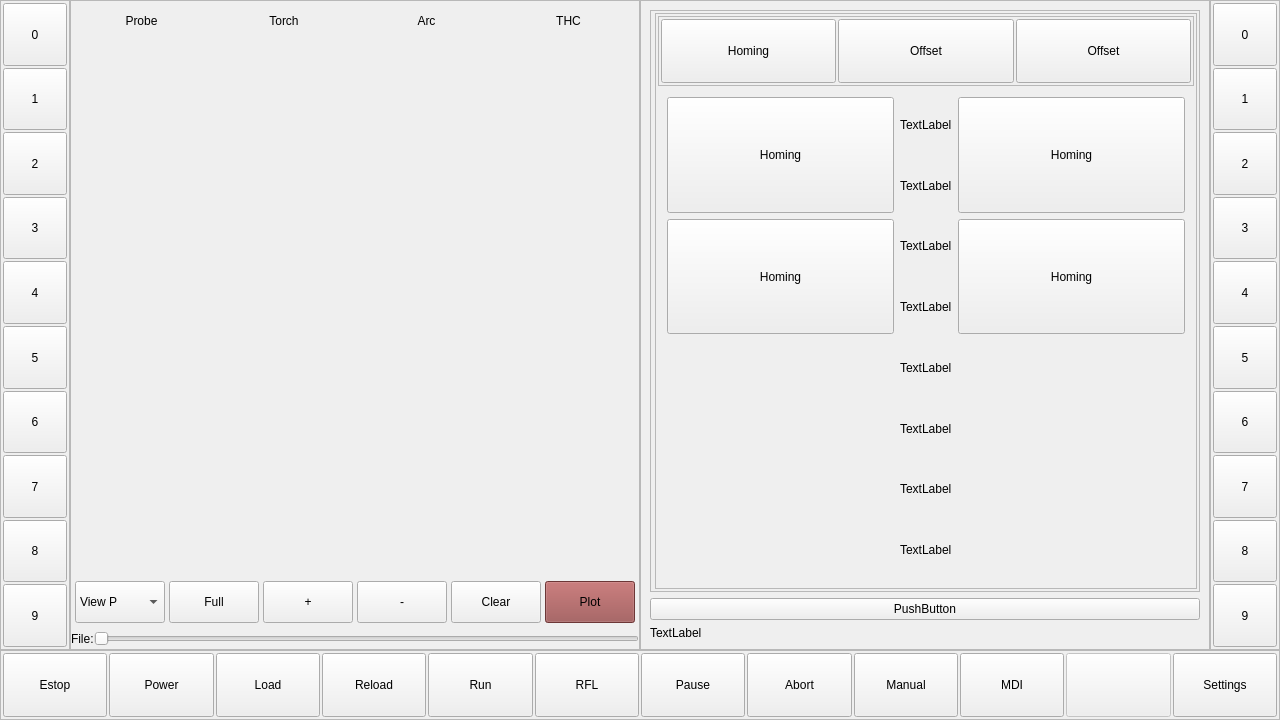
The window that qtgui/qtgui.ui (daiman444/lcnc29_lpt_qtplasma) describes before a commit, drawn with Qt 5.
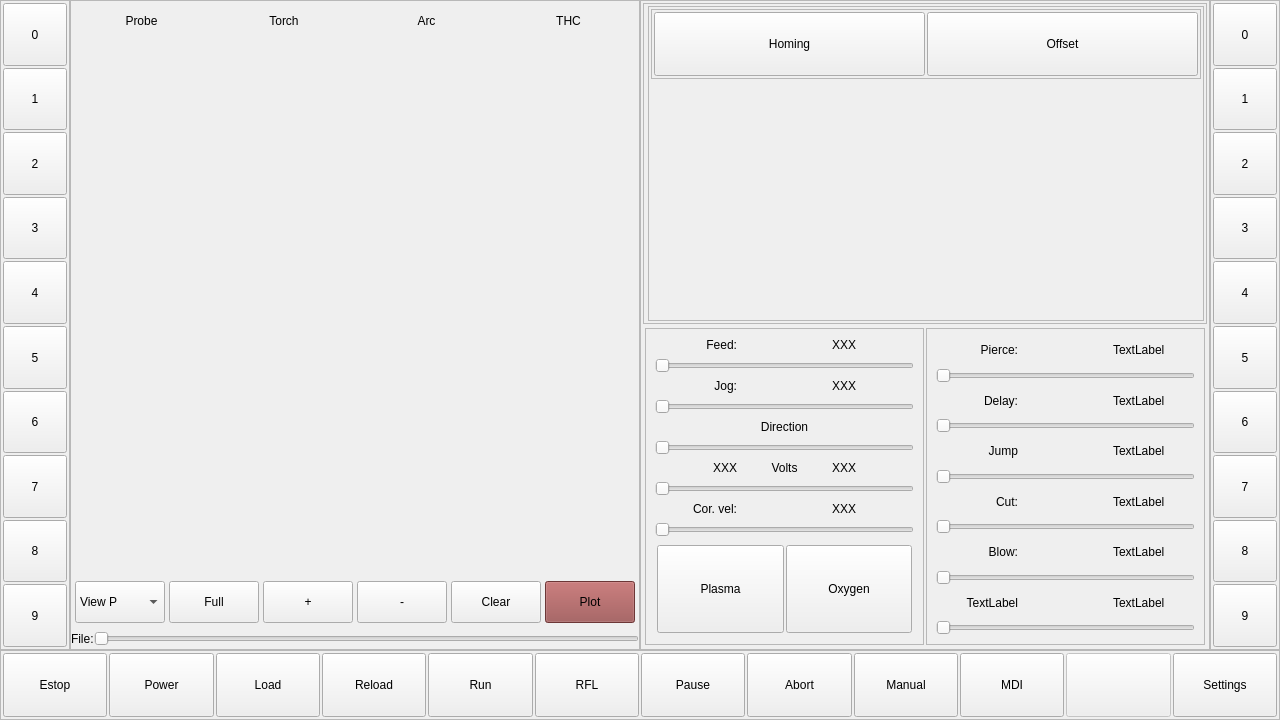
The same window after the commit. The open tabs and pages were chosen to show the change. Custom widgets are drawn as their Qt base class.

Commit message: added vidgets for feed and other settings

Diff of the .ui file:
```diff
--- a/qtgui/qtgui.ui
+++ b/qtgui/qtgui.ui
@@ -973,18 +973,413 @@
               <enum>QFrame::Raised</enum>
              </property>
              <layout class="QGridLayout" name="gridLayout_3">
+              <property name="leftMargin">
+               <number>2</number>
+              </property>
+              <property name="topMargin">
+               <number>2</number>
+              </property>
+              <property name="rightMargin">
+               <number>2</number>
+              </property>
+              <property name="bottomMargin">
+               <number>2</number>
+              </property>
+              <property name="spacing">
+               <number>2</number>
+              </property>
               <item row="1" column="0">
-               <widget class="QPushButton" name="pushButton">
-                <property name="text">
-                 <string>PushButton</string>
-                </property>
-               </widget>
-              </item>
-              <item row="2" column="0">
-               <widget class="QLabel" name="label_2">
-                <property name="text">
-                 <string>TextLabel</string>
-                </property>
+               <widget class="QStackedWidget" name="stackedWidget_2">
+                <widget class="QWidget" name="page_6">
+                 <layout class="QHBoxLayout" name="horizontalLayout_9" stretch="0,0">
+                  <property name="spacing">
+                   <number>2</number>
+                  </property>
+                  <property name="leftMargin">
+                   <number>2</number>
+                  </property>
+                  <property name="topMargin">
+                   <number>2</number>
+                  </property>
+                  <property name="rightMargin">
+                   <number>2</number>
+                  </property>
+                  <property name="bottomMargin">
+                   <number>2</number>
+                  </property>
+                  <item>
+                   <widget class="QFrame" name="frame_5">
+                    <property name="frameShape">
+                     <enum>QFrame::StyledPanel</enum>
+                    </property>
+                    <property name="frameShadow">
+                     <enum>QFrame::Raised</enum>
+                    </property>
+                    <layout class="QGridLayout" name="gridLayout_7">
+                     <item row="10" column="0" colspan="3">
+                      <widget class="Slider" name="slider">
+                       <property name="maximum">
+                        <number>100</number>
+                       </property>
+                       <property name="orientation">
+                        <enum>Qt::Horizontal</enum>
+                       </property>
+                      </widget>
+                     </item>
+                     <item row="12" column="0" colspan="3">
+                      <widget class="QSlider" name="horizontalSlider_5">
+                       <property name="orientation">
+                        <enum>Qt::Horizontal</enum>
+                       </property>
+                      </widget>
+                     </item>
+                     <item row="4" column="0" colspan="3">
+                      <widget class="QSlider" name="horizontalSlider_4">
+                       <property name="orientation">
+                        <enum>Qt::Horizontal</enum>
+                       </property>
+                      </widget>
+                     </item>
+                     <item row="2" column="0" colspan="3">
+                      <widget class="QSlider" name="horizontalSlider_2">
+                       <property name="orientation">
+                        <enum>Qt::Horizontal</enum>
+                       </property>
+                      </widget>
+                     </item>
+                     <item row="11" column="0">
+                      <widget class="QLabel" name="label_12">
+                       <property name="text">
+                        <string>Cor. vel:</string>
+                       </property>
+                       <property name="alignment">
+                        <set>Qt::AlignRight|Qt::AlignTrailing|Qt::AlignVCenter</set>
+                       </property>
+                      </widget>
+                     </item>
+                     <item row="9" column="2">
+                      <widget class="QLabel" name="label_9">
+                       <property name="text">
+                        <string>XXX</string>
+                       </property>
+                       <property name="alignment">
+                        <set>Qt::AlignLeading|Qt::AlignLeft|Qt::AlignVCenter</set>
+                       </property>
+                      </widget>
+                     </item>
+                     <item row="15" column="0" colspan="3">
+                      <widget class="QFrame" name="frame_7">
+                       <property name="frameShape">
+                        <enum>QFrame::NoFrame</enum>
+                       </property>
+                       <property name="frameShadow">
+                        <enum>QFrame::Raised</enum>
+                       </property>
+                       <layout class="QHBoxLayout" name="horizontalLayout_10">
+                        <property name="spacing">
+                         <number>2</number>
+                        </property>
+                        <property name="leftMargin">
+                         <number>2</number>
+                        </property>
+                        <property name="topMargin">
+                         <number>2</number>
+                        </property>
+                        <property name="rightMargin">
+                         <number>2</number>
+                        </property>
+                        <property name="bottomMargin">
+                         <number>2</number>
+                        </property>
+                        <item>
+                         <widget class="QPushButton" name="pb_bottom_28">
+                          <property name="sizePolicy">
+                           <sizepolicy hsizetype="Expanding" vsizetype="Expanding">
+                            <horstretch>0</horstretch>
+                            <verstretch>0</verstretch>
+                           </sizepolicy>
+                          </property>
+                          <property name="text">
+                           <string>Plasma</string>
+                          </property>
+                         </widget>
+                        </item>
+                        <item>
+                         <widget class="QPushButton" name="pb_bottom_27">
+                          <property name="sizePolicy">
+                           <sizepolicy hsizetype="Expanding" vsizetype="Expanding">
+                            <horstretch>0</horstretch>
+                            <verstretch>0</verstretch>
+                           </sizepolicy>
+                          </property>
+                          <property name="text">
+                           <string>Oxygen</string>
+                          </property>
+                         </widget>
+                        </item>
+                       </layout>
+                      </widget>
+                     </item>
+                     <item row="0" column="2">
+                      <widget class="QLabel" name="label_3">
+                       <property name="text">
+                        <string>XXX</string>
+                       </property>
+                      </widget>
+                     </item>
+                     <item row="11" column="2">
+                      <widget class="QLabel" name="label_14">
+                       <property name="text">
+                        <string>XXX</string>
+                       </property>
+                      </widget>
+                     </item>
+                     <item row="3" column="2">
+                      <widget class="QLabel" name="label_6">
+                       <property name="text">
+                        <string>XXX</string>
+                       </property>
+                      </widget>
+                     </item>
+                     <item row="9" column="0">
+                      <widget class="QLabel" name="label_7">
+                       <property name="text">
+                        <string>XXX</string>
+                       </property>
+                       <property name="alignment">
+                        <set>Qt::AlignRight|Qt::AlignTrailing|Qt::AlignVCenter</set>
+                       </property>
+                      </widget>
+                     </item>
+                     <item row="7" column="1">
+                      <widget class="QLabel" name="label_17">
+                       <property name="text">
+                        <string>Direction</string>
+                       </property>
+                       <property name="alignment">
+                        <set>Qt::AlignCenter</set>
+                       </property>
+                      </widget>
+                     </item>
+                     <item row="0" column="0">
+                      <widget class="QLabel" name="label">
+                       <property name="text">
+                        <string>Feed:</string>
+                       </property>
+                       <property name="alignment">
+                        <set>Qt::AlignRight|Qt::AlignTrailing|Qt::AlignVCenter</set>
+                       </property>
+                      </widget>
+                     </item>
+                     <item row="9" column="1">
+                      <widget class="QLabel" name="label_8">
+                       <property name="text">
+                        <string>Volts</string>
+                       </property>
+                       <property name="alignment">
+                        <set>Qt::AlignCenter</set>
+                       </property>
+                      </widget>
+                     </item>
+                     <item row="3" column="0">
+                      <widget class="QLabel" name="label_5">
+                       <property name="text">
+                        <string>Jog:</string>
+                       </property>
+                       <property name="alignment">
+                        <set>Qt::AlignRight|Qt::AlignTrailing|Qt::AlignVCenter</set>
+                       </property>
+                      </widget>
+                     </item>
+                     <item row="0" column="1">
+                      <widget class="QLabel" name="label_11">
+                       <property name="text">
+                        <string/>
+                       </property>
+                       <property name="alignment">
+                        <set>Qt::AlignCenter</set>
+                       </property>
+                      </widget>
+                     </item>
+                     <item row="8" column="0" colspan="3">
+                      <widget class="QSlider" name="horizontalSlider_6">
+                       <property name="orientation">
+                        <enum>Qt::Horizontal</enum>
+                       </property>
+                      </widget>
+                     </item>
+                    </layout>
+                   </widget>
+                  </item>
+                  <item>
+                   <widget class="QFrame" name="frame_6">
+                    <property name="frameShape">
+                     <enum>QFrame::StyledPanel</enum>
+                    </property>
+                    <property name="frameShadow">
+                     <enum>QFrame::Raised</enum>
+                    </property>
+                    <layout class="QGridLayout" name="gridLayout_8">
+                     <item row="0" column="1">
+                      <widget class="QLabel" name="label_4">
+                       <property name="text">
+                        <string/>
+                       </property>
+                       <property name="alignment">
+                        <set>Qt::AlignCenter</set>
+                       </property>
+                      </widget>
+                     </item>
+                     <item row="1" column="0" colspan="3">
+                      <widget class="QSlider" name="horizontalSlider_3">
+                       <property name="orientation">
+                        <enum>Qt::Horizontal</enum>
+                       </property>
+                      </widget>
+                     </item>
+                     <item row="0" column="0">
+                      <widget class="QLabel" name="label_2">
+                       <property name="text">
+                        <string>Pierce:</string>
+                       </property>
+                       <property name="alignment">
+                        <set>Qt::AlignRight|Qt::AlignTrailing|Qt::AlignVCenter</set>
+                       </property>
+                      </widget>
+                     </item>
+                     <item row="2" column="0">
+                      <widget class="QLabel" name="label_16">
+                       <property name="text">
+                        <string>Delay:</string>
+                       </property>
+                       <property name="alignment">
+                        <set>Qt::AlignRight|Qt::AlignTrailing|Qt::AlignVCenter</set>
+                       </property>
+                      </widget>
+                     </item>
+                     <item row="9" column="0" colspan="3">
+                      <widget class="QSlider" name="horizontalSlider_10">
+                       <property name="orientation">
+                        <enum>Qt::Horizontal</enum>
+                       </property>
+                      </widget>
+                     </item>
+                     <item row="5" column="0" colspan="3">
+                      <widget class="QSlider" name="horizontalSlider_8">
+                       <property name="orientation">
+                        <enum>Qt::Horizontal</enum>
+                       </property>
+                      </widget>
+                     </item>
+                     <item row="0" column="2">
+                      <widget class="QLabel" name="label_15">
+                       <property name="text">
+                        <string>TextLabel</string>
+                       </property>
+                      </widget>
+                     </item>
+                     <item row="7" column="0" colspan="3">
+                      <widget class="QSlider" name="horizontalSlider_9">
+                       <property name="orientation">
+                        <enum>Qt::Horizontal</enum>
+                       </property>
+                      </widget>
+                     </item>
+                     <item row="6" column="0">
+                      <widget class="QLabel" name="label_19">
+                       <property name="text">
+                        <string>Cut:</string>
+                       </property>
+                       <property name="alignment">
+                        <set>Qt::AlignRight|Qt::AlignTrailing|Qt::AlignVCenter</set>
+                       </property>
+                      </widget>
+                     </item>
+                     <item row="11" column="0" colspan="3">
+                      <widget class="QSlider" name="horizontalSlider_11">
+                       <property name="orientation">
+                        <enum>Qt::Horizontal</enum>
+                       </property>
+                      </widget>
+                     </item>
+                     <item row="8" column="0">
+                      <widget class="QLabel" name="label_20">
+                       <property name="text">
+                        <string>Blow:</string>
+                       </property>
+                       <property name="alignment">
+                        <set>Qt::AlignRight|Qt::AlignTrailing|Qt::AlignVCenter</set>
+                       </property>
+                      </widget>
+                     </item>
+                     <item row="4" column="0">
+                      <widget class="QLabel" name="label_18">
+                       <property name="text">
+                        <string>Jump</string>
+                       </property>
+                       <property name="alignment">
+                        <set>Qt::AlignRight|Qt::AlignTrailing|Qt::AlignVCenter</set>
+                       </property>
+                      </widget>
+                     </item>
+                     <item row="3" column="0" colspan="3">
+                      <widget class="QSlider" name="horizontalSlider_7">
+                       <property name="orientation">
+                        <enum>Qt::Horizontal</enum>
+                       </property>
+                      </widget>
+                     </item>
+                     <item row="10" column="0">
+                      <widget class="QLabel" name="label_21">
+                       <property name="text">
+                        <string>TextLabel</string>
+                       </property>
+                       <property name="alignment">
+                        <set>Qt::AlignRight|Qt::AlignTrailing|Qt::AlignVCenter</set>
+                       </property>
+                      </widget>
+                     </item>
+                     <item row="10" column="2">
+                      <widget class="QLabel" name="label_23">
+                       <property name="text">
+                        <string>TextLabel</string>
+                       </property>
+                      </widget>
+                     </item>
+                     <item row="8" column="2">
+                      <widget class="QLabel" name="label_24">
+                       <property name="text">
+                        <string>TextLabel</string>
+                       </property>
+                      </widget>
+                     </item>
+                     <item row="2" column="2">
+                      <widget class="QLabel" name="label_22">
+                       <property name="text">
+                        <string>TextLabel</string>
+                       </property>
+                      </widget>
+                     </item>
+                     <item row="4" column="2">
+                      <widget class="QLabel" name="label_25">
+                       <property name="text">
+                        <string>TextLabel</string>
+                       </property>
+                      </widget>
+                     </item>
+                     <item row="6" column="2">
+                      <widget class="QLabel" name="label_26">
+                       <property name="text">
+                        <string>TextLabel</string>
+                       </property>
+                      </widget>
+                     </item>
+                    </layout>
+                   </widget>
+                  </item>
+                 </layout>
+                </widget>
+                <widget class="QWidget" name="page_7"/>
                </widget>
               </item>
               <item row="0" column="0">
@@ -1103,19 +1498,6 @@
                          </property>
                         </widget>
                        </item>
-                       <item>
-                        <widget class="QPushButton" name="pb_bottom_27">
-                         <property name="sizePolicy">
-                          <sizepolicy hsizetype="Expanding" vsizetype="Expanding">
-                           <horstretch>0</horstretch>
-                           <verstretch>0</verstretch>
-                          </sizepolicy>
-                         </property>
-                         <property name="text">
-                          <string>Offset</string>
-                         </property>
-                        </widget>
-                       </item>
                       </layout>
                      </widget>
                     </item>
@@ -1308,116 +1690,7 @@
                        </layout>
                       </widget>
                       <widget class="QWidget" name="page_5">
-                       <layout class="QGridLayout" name="gridLayout_6">
-                        <item row="2" column="0" rowspan="2">
-                         <widget class="QPushButton" name="pb_bottom_31">
-                          <property name="sizePolicy">
-                           <sizepolicy hsizetype="Expanding" vsizetype="Expanding">
-                            <horstretch>0</horstretch>
-                            <verstretch>0</verstretch>
-                           </sizepolicy>
-                          </property>
-                          <property name="text">
-                           <string>Homing</string>
-                          </property>
-                         </widget>
-                        </item>
-                        <item row="4" column="1">
-                         <widget class="QLabel" name="label_6">
-                          <property name="text">
-                           <string>TextLabel</string>
-                          </property>
-                         </widget>
-                        </item>
-                        <item row="6" column="1">
-                         <widget class="QLabel" name="label_8">
-                          <property name="text">
-                           <string>TextLabel</string>
-                          </property>
-                         </widget>
-                        </item>
-                        <item row="2" column="1">
-                         <widget class="QLabel" name="label_4">
-                          <property name="text">
-                           <string>TextLabel</string>
-                          </property>
-                         </widget>
-                        </item>
-                        <item row="1" column="1">
-                         <widget class="QLabel" name="label_3">
-                          <property name="text">
-                           <string>TextLabel</string>
-                          </property>
-                         </widget>
-                        </item>
-                        <item row="3" column="1">
-                         <widget class="QLabel" name="label_5">
-                          <property name="text">
-                           <string>TextLabel</string>
-                          </property>
-                         </widget>
-                        </item>
-                        <item row="0" column="2" rowspan="2">
-                         <widget class="QPushButton" name="pb_bottom_29">
-                          <property name="sizePolicy">
-                           <sizepolicy hsizetype="Expanding" vsizetype="Expanding">
-                            <horstretch>0</horstretch>
-                            <verstretch>0</verstretch>
-                           </sizepolicy>
-                          </property>
-                          <property name="text">
-                           <string>Homing</string>
-                          </property>
-                         </widget>
-                        </item>
-                        <item row="0" column="1">
-                         <widget class="QLabel" name="label">
-                          <property name="text">
-                           <string>TextLabel</string>
-                          </property>
-                         </widget>
-                        </item>
-                        <item row="5" column="1">
-                         <widget class="QLabel" name="label_7">
-                          <property name="text">
-                           <string>TextLabel</string>
-                          </property>
-                         </widget>
-                        </item>
-                        <item row="0" column="0" rowspan="2">
-                         <widget class="QPushButton" name="pb_bottom_28">
-                          <property name="sizePolicy">
-                           <sizepolicy hsizetype="Expanding" vsizetype="Expanding">
-                            <horstretch>0</horstretch>
-                            <verstretch>0</verstretch>
-                           </sizepolicy>
-                          </property>
-                          <property name="text">
-                           <string>Homing</string>
-                          </property>
-                         </widget>
-                        </item>
-                        <item row="2" column="2" rowspan="2">
-                         <widget class="QPushButton" name="pb_bottom_30">
-                          <property name="sizePolicy">
-                           <sizepolicy hsizetype="Expanding" vsizetype="Expanding">
-                            <horstretch>0</horstretch>
-                            <verstretch>0</verstretch>
-                           </sizepolicy>
-                          </property>
-                          <property name="text">
-                           <string>Homing</string>
-                          </property>
-                         </widget>
-                        </item>
-                        <item row="7" column="1">
-                         <widget class="QLabel" name="label_9">
-                          <property name="text">
-                           <string>TextLabel</string>
-                          </property>
-                         </widget>
-                        </item>
-                       </layout>
+                       <layout class="QGridLayout" name="gridLayout_6"/>
                       </widget>
                      </widget>
                     </item>
@@ -1442,6 +1715,11 @@
   </widget>
  </widget>
  <customwidgets>
+  <customwidget>
+   <class>Slider</class>
+   <extends>QSlider</extends>
+   <header>qtvcp.widgets.simple_widgets</header>
+  </customwidget>
   <customwidget>
    <class>GCodeGraphics</class>
    <extends>QWidget</extends>
```
Left out of the diff: 25 changed lines with no effect on the pictures. The commit also changes 1 other file.
